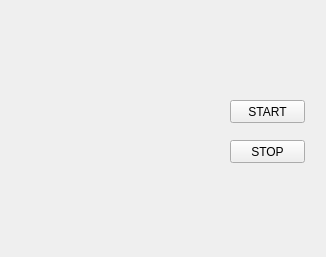
Old version of the form packages/plugin_library/ForceControl/src/emptyWidget.ui in the repository Chunting/UrRobotControllerInTCP.
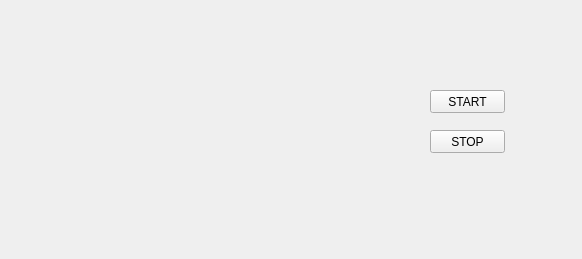
New version of the form. Icons and pictures are not drawn.

```diff
--- a/packages/plugin_library/ForceControl/src/emptyWidget.ui
+++ b/packages/plugin_library/ForceControl/src/emptyWidget.ui
@@ -6,18 +6,36 @@
    <rect>
     <x>0</x>
     <y>0</y>
-    <width>326</width>
-    <height>257</height>
+    <width>582</width>
+    <height>259</height>
    </rect>
   </property>
+  <property name="sizePolicy">
+   <sizepolicy hsizetype="Fixed" vsizetype="Fixed">
+    <horstretch>0</horstretch>
+    <verstretch>0</verstretch>
+   </sizepolicy>
+  </property>
+  <property name="minimumSize">
+   <size>
+    <width>582</width>
+    <height>259</height>
+   </size>
+  </property>
+  <property name="maximumSize">
+   <size>
+    <width>582</width>
+    <height>259</height>
+   </size>
+  </property>
   <property name="windowTitle">
    <string>Cobot Force Guider</string>
   </property>
   <widget class="QPushButton" name="startButton">
    <property name="geometry">
     <rect>
-     <x>230</x>
-     <y>100</y>
+     <x>430</x>
+     <y>90</y>
      <width>75</width>
      <height>23</height>
     </rect>
@@ -29,8 +47,8 @@
   <widget class="QPushButton" name="stopButton">
    <property name="geometry">
     <rect>
-     <x>230</x>
-     <y>140</y>
+     <x>430</x>
+     <y>130</y>
      <width>75</width>
      <height>23</height>
     </rect>
@@ -42,7 +60,7 @@
   <widget class="QLabel" name="label">
    <property name="geometry">
     <rect>
-     <x>20</x>
+     <x>160</x>
      <y>20</y>
      <width>180</width>
      <height>145</height>
@@ -63,10 +81,16 @@
     <rect>
      <x>10</x>
      <y>170</y>
-     <width>301</width>
+     <width>561</width>
      <height>81</height>
     </rect>
    </property>
+   <property name="sizePolicy">
+    <sizepolicy hsizetype="Fixed" vsizetype="Fixed">
+     <horstretch>0</horstretch>
+     <verstretch>0</verstretch>
+    </sizepolicy>
+   </property>
   </widget>
  </widget>
  <layoutdefault spacing="6" margin="11"/>
```
